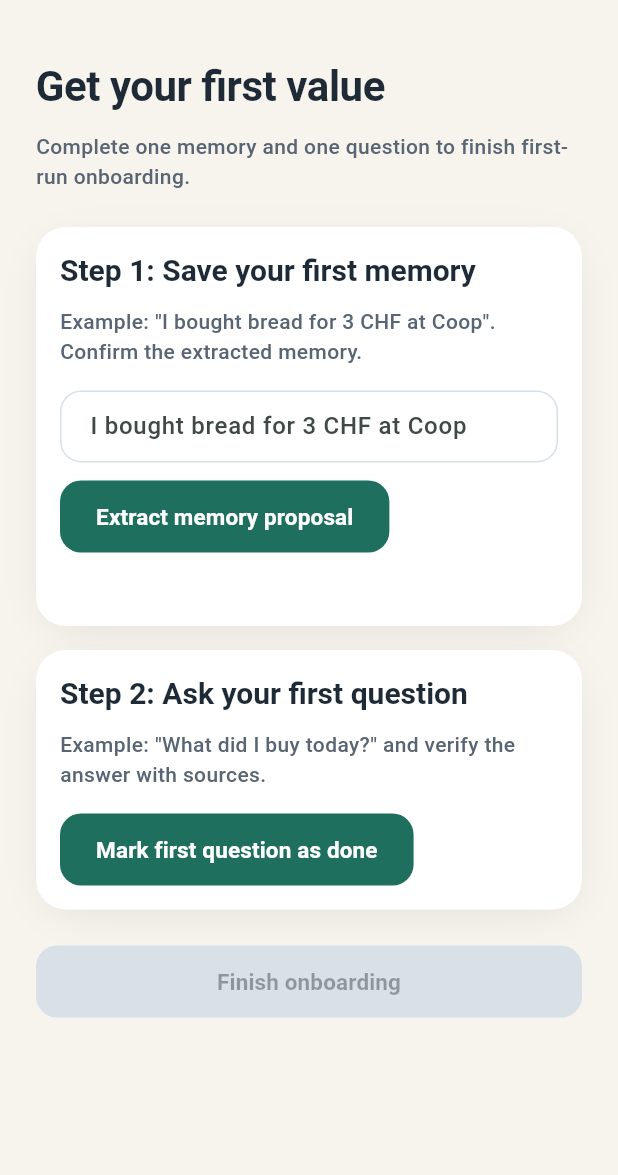
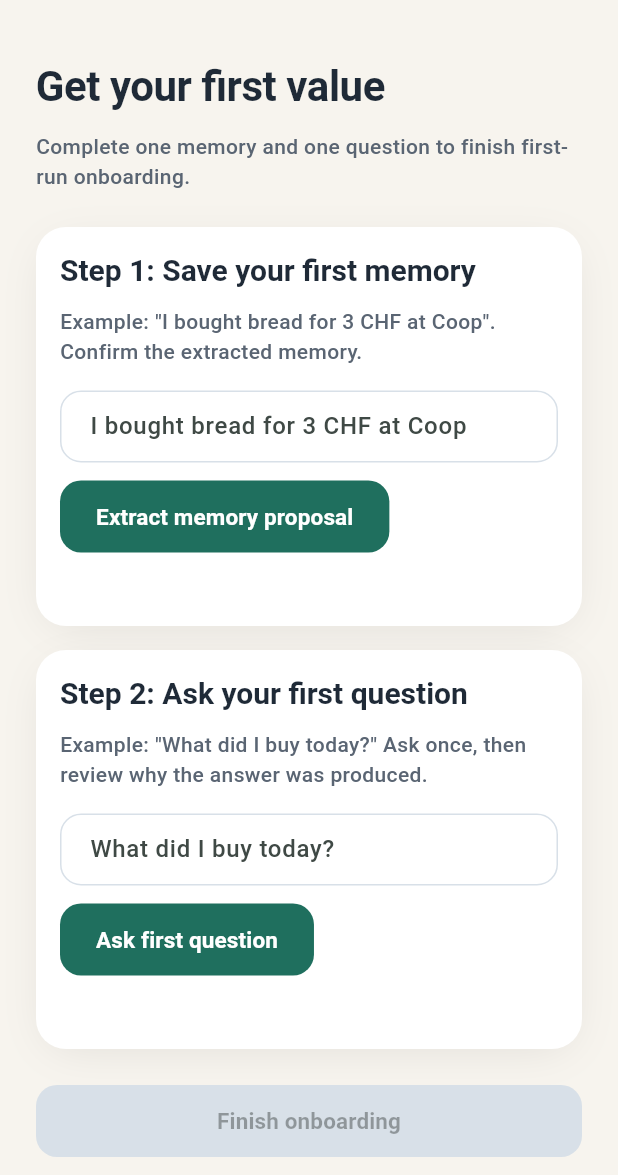
Before and after one commit to trodem/personal_ai_assistant, a Flutter app: the FirstValueOnboardingScreen screen opened directly with empty values, on a phone screen of 412 x 824 dp, the part 61-1236 px from its top. Run offline on Flutter 3.47's test engine with Material 3 defaults, Android fonts, the phone set to English and light mode, and no system bars; our stand-ins replace permission_handler, supabase_flutter; accounts and stored records are empty.

Commit message:
feat(onboarding): implement guided first-question flow with why-this-answer disclosure

```diff
--- a/mobile/lib/app/features/onboarding/application/onboarding_controller.dart
+++ b/mobile/lib/app/features/onboarding/application/onboarding_controller.dart
@@ -60,6 +60,27 @@ class OnboardingController extends ChangeNotifier {
 
   bool _firstQuestionDone = false;
   bool get firstQuestionDone => _firstQuestionDone;
+
+  String _firstQuestionDraft = "";
+  String get firstQuestionDraft => _firstQuestionDraft;
+
+  String _firstQuestionAnswer = "";
+  String get firstQuestionAnswer => _firstQuestionAnswer;
+
+  String _firstQuestionConfidence = "medium";
+  String get firstQuestionConfidence => _firstQuestionConfidence;
+
+  List<String> _firstQuestionSourceIds = const <String>[];
+  List<String> get firstQuestionSourceIds => _firstQuestionSourceIds;
+
+  bool _firstQuestionAnswerReady = false;
+  bool get firstQuestionAnswerReady => _firstQuestionAnswerReady;
+
+  bool _firstQuestionWhyExpanded = false;
+  bool get firstQuestionWhyExpanded => _firstQuestionWhyExpanded;
+
+  String? _firstQuestionError;
+  String? get firstQuestionError => _firstQuestionError;
 
   bool get canFinish => _firstMemoryDone && _firstQuestionDone;
 
@@ -177,7 +198,53 @@ class OnboardingController extends ChangeNotifier {
     if (_firstQuestionDone) {
       return;
     }
+    if (!_firstQuestionAnswerReady) {
+      _firstQuestionError =
+          "Ask your first question and review the answer before completing this step.";
+      notifyListeners();
+      return;
+    }
     _firstQuestionDone = true;
+    _firstQuestionError = null;
+    notifyListeners();
+  }
+
+  void updateFirstQuestionDraft(String value) {
+    _firstQuestionDraft = value;
+    _firstQuestionError = null;
+    _firstQuestionAnswerReady = false;
+    _firstQuestionWhyExpanded = false;
+    notifyListeners();
+  }
+
+  void prepareFirstQuestionAnswer() {
+    _firstQuestionError = null;
+    final String trimmedQuestion = _firstQuestionDraft.trim();
+    if (trimmedQuestion.isEmpty) {
+      _firstQuestionAnswerReady = false;
+      _firstQuestionWhyExpanded = false;
+      _firstQuestionError = "Please enter a question before asking the assistant.";
+      notifyListeners();
+      return;
+    }
+
+    const String fallbackAnswer = "Your memory timeline is ready for this question.";
+    final String contextualAnswer = _firstMemoryDraft.trim().isEmpty
+        ? fallbackAnswer
+        : "From your first saved memory: ${_firstMemoryDraft.trim()}";
+    _firstQuestionAnswer = contextualAnswer;
+    _firstQuestionConfidence = "high";
+    _firstQuestionSourceIds = const <String>["onboarding-first-memory"];
+    _firstQuestionAnswerReady = true;
+    _firstQuestionWhyExpanded = false;
+    notifyListeners();
+  }
+
+  void toggleFirstQuestionWhyDisclosure() {
+    if (!_firstQuestionAnswerReady) {
+      return;
+    }
+    _firstQuestionWhyExpanded = !_firstQuestionWhyExpanded;
     notifyListeners();
   }
 
@@ -205,6 +272,13 @@ class OnboardingController extends ChangeNotifier {
     _firstMemoryProposalReady = false;
     _firstMemoryError = null;
     _firstQuestionDone = false;
+    _firstQuestionDraft = "";
+    _firstQuestionAnswer = "";
+    _firstQuestionConfidence = "medium";
+    _firstQuestionSourceIds = const <String>[];
+    _firstQuestionAnswerReady = false;
+    _firstQuestionWhyExpanded = false;
+    _firstQuestionError = null;
     notifyListeners();
   }
 }
--- a/mobile/lib/app/features/onboarding/presentation/first_value_onboarding_screen.dart
+++ b/mobile/lib/app/features/onboarding/presentation/first_value_onboarding_screen.dart
@@ -17,6 +17,16 @@ class FirstValueOnboardingScreen extends StatelessWidget {
     required this.onModifyFirstMemory,
     required this.onCancelFirstMemory,
     required this.firstQuestionDone,
+    required this.firstQuestionDraft,
+    required this.firstQuestionAnswer,
+    required this.firstQuestionConfidence,
+    required this.firstQuestionSourceIds,
+    required this.firstQuestionAnswerReady,
+    required this.firstQuestionWhyExpanded,
+    required this.firstQuestionError,
+    required this.onFirstQuestionDraftChanged,
+    required this.onPrepareFirstQuestionAnswer,
+    required this.onToggleFirstQuestionWhyDisclosure,
     required this.onCompleteFirstQuestion,
     required this.onFinish,
   });
@@ -31,6 +41,16 @@ class FirstValueOnboardingScreen extends StatelessWidget {
   final VoidCallback onModifyFirstMemory;
   final VoidCallback onCancelFirstMemory;
   final bool firstQuestionDone;
+  final String firstQuestionDraft;
+  final String firstQuestionAnswer;
+  final String firstQuestionConfidence;
+  final List<String> firstQuestionSourceIds;
+  final bool firstQuestionAnswerReady;
+  final bool firstQuestionWhyExpanded;
+  final String? firstQuestionError;
+  final ValueChanged<String> onFirstQuestionDraftChanged;
+  final VoidCallback onPrepareFirstQuestionAnswer;
+  final VoidCallback onToggleFirstQuestionWhyDisclosure;
   final VoidCallback onCompleteFirstQuestion;
   final VoidCallback onFinish;
 
@@ -142,14 +162,86 @@ class FirstValueOnboardingScreen extends StatelessWidget {
                 Text("Step 2: Ask your first question", style: Theme.of(context).textTheme.titleLarge),
                 const SizedBox(height: AppSpacing.sm),
                 const Text(
-                  "Example: \"What did I buy today?\" and verify the answer with sources.",
+                  "Example: \"What did I buy today?\" Ask once, then review why the answer was produced.",
                 ),
                 const SizedBox(height: AppSpacing.md),
+                TextField(
+                  key: const Key("onboarding-question-input"),
+                  decoration: const InputDecoration(
+                    hintText: "What did I buy today?",
+                  ),
+                  onChanged: onFirstQuestionDraftChanged,
+                ),
+                const SizedBox(height: AppSpacing.sm),
                 AppPrimaryButton(
-                  key: const Key("onboarding-first-question-button"),
-                  label: firstQuestionDone ? "First question completed" : "Mark first question as done",
-                  onPressed: firstQuestionDone ? null : onCompleteFirstQuestion,
+                  key: const Key("onboarding-question-ask-button"),
+                  label: firstQuestionDone ? "First question completed" : "Ask first question",
+                  onPressed: firstQuestionDone ? null : onPrepareFirstQuestionAnswer,
                 ),
+                if (firstQuestionError != null) ...<Widget>[
+                  const SizedBox(height: AppSpacing.sm),
+                  Text(
+                    firstQuestionError!,
+                    style: TextStyle(color: Colors.red.shade700),
+                  ),
+                ],
+                if (firstQuestionAnswerReady) ...<Widget>[
+                  const SizedBox(height: AppSpacing.md),
+                  AppSurfaceCard(
+                    child: Column(
+                      crossAxisAlignment: CrossAxisAlignment.start,
+                      children: <Widget>[
+                        Text(
+                          "Assistant answer",
+                          style: Theme.of(context).textTheme.titleLarge,
+                        ),
+                        const SizedBox(height: AppSpacing.xs),
+                        Text(firstQuestionAnswer),
+                        const SizedBox(height: AppSpacing.sm),
+                        OutlinedButton(
+                          key: const Key("onboarding-question-why-toggle-button"),
+                          onPressed: onToggleFirstQuestionWhyDisclosure,
+                          child: Text(
+                            firstQuestionWhyExpanded
+                                ? "Hide why this answer"
+                                : "Why this answer",
+                          ),
+                        ),
+                        if (firstQuestionWhyExpanded) ...<Widget>[
+                          const SizedBox(height: AppSpacing.sm),
+                          Container(
+                            key: const Key("onboarding-question-why-panel"),
+                            padding: const EdgeInsets.all(AppSpacing.sm),
+                            decoration: BoxDecoration(
+                              borderRadius: BorderRadius.circular(AppRadii.md),
+                              color: Colors.white,
+                            ),
+                            child: Column(
+                              crossAxisAlignment: CrossAxisAlignment.start,
+                              children: <Widget>[
+                                Text("Confidence: $firstQuestionConfidence"),
+                                const SizedBox(height: AppSpacing.xs),
+                                Text(
+                                  "Sources: ${firstQuestionSourceIds.join(", ")}",
+                                ),
+                              ],
+                            ),
+                          ),
+                        ],
+                        const SizedBox(height: AppSpacing.md),
+                        AppPrimaryButton(
+                          key: const Key("onboarding-question-complete-button"),
+                          label: firstQuestionDone
+                              ? "First question completed"
+                              : "Complete first question step",
+                          onPressed: firstQuestionDone
+                              ? null
+                              : onCompleteFirstQuestion,
+                        ),
+                      ],
+                    ),
+                  ),
+                ],
               ],
             ),
           ),
```
Also changed, not shown: mobile/lib/app/presentation/app_root.dart (+15 -0 lines), 3 other files.
